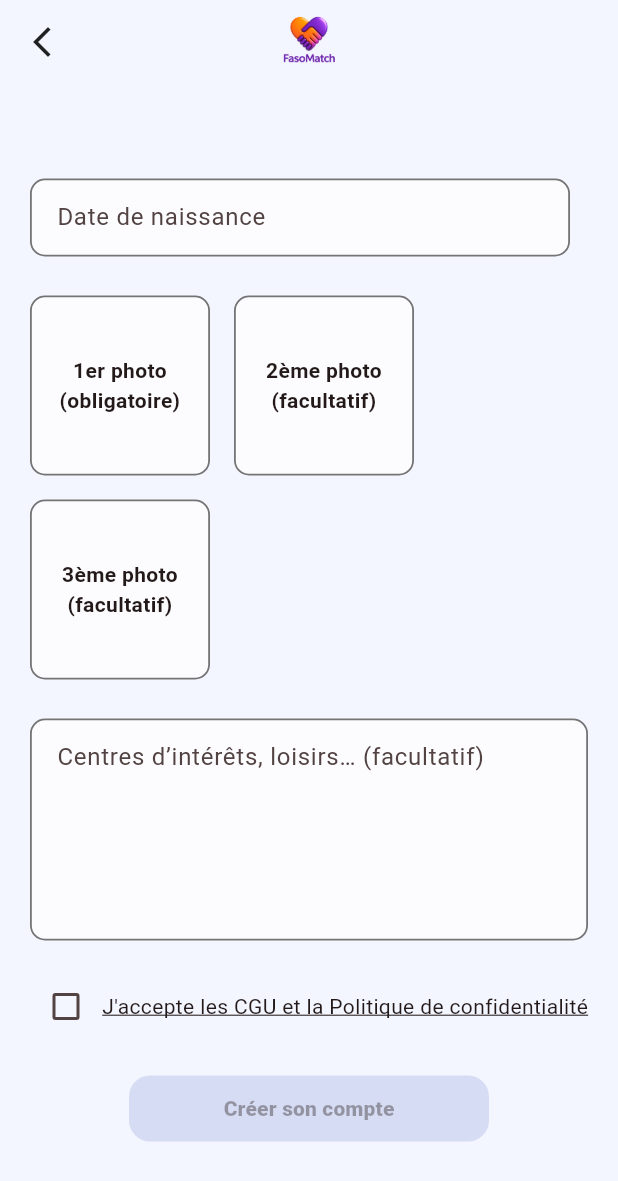
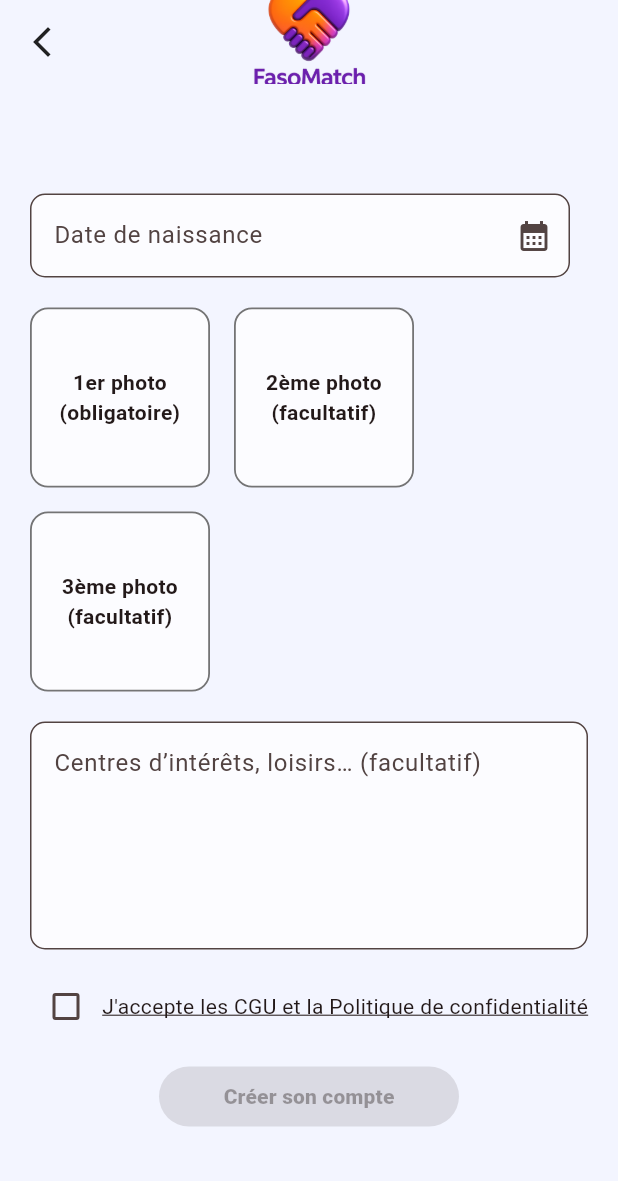
Before and after one commit to emnKABORE/fasomatch, a Flutter app: the SignupStep2Screen screen opened directly with empty values, on a phone screen of 412 x 824 dp. Shown: the top 1181 px of the screen. Run offline on Flutter 3.47's test engine with Material 3 defaults, Android fonts, the light colour scheme and no system bars; our stand-ins replace image_picker, intl_phone_field, local_auth, supabase_flutter; accounts and stored records are empty.

Commit message:
UI signup step1: boutons arrondis + phone flag + validation

```diff
--- a/lib/signup_step2_screen.dart
+++ b/lib/signup_step2_screen.dart
@@ -6,6 +6,12 @@ import 'package:image_picker/image_picker.dart';
 import 'package:supabase_flutter/supabase_flutter.dart';
 
 import 'signup_draft.dart';
+import 'ui/app_colors.dart';
+import 'ui/app_logo.dart';
+import 'ui/primary_button.dart';
+import 'ui/birthdate_picker_field.dart';
+
+// (tu l'as déjà normalement)
 import 'ui/faso_loading_overlay.dart';
 
 class SignupStep2Screen extends StatefulWidget {
@@ -29,7 +35,6 @@ class _SignupStep2ScreenState extends State<SignupStep2Screen> {
   Timer? _verifyTimer;
   int _verifyTicks = 0;
 
-  late final TextEditingController _birthCtrl;
   late final TextEditingController _bioCtrl;
 
   XFile? _photo1;
@@ -39,25 +44,14 @@ class _SignupStep2ScreenState extends State<SignupStep2Screen> {
   @override
   void initState() {
     super.initState();
-    _birthCtrl = TextEditingController(
-      text: _formatBirthdate(widget.draft.birthdate),
-    );
     _bioCtrl = TextEditingController(text: widget.draft.bio);
   }
 
   @override
   void dispose() {
     _verifyTimer?.cancel();
-    _birthCtrl.dispose();
     _bioCtrl.dispose();
     super.dispose();
-  }
-
-  String _formatBirthdate(DateTime? d) {
-    if (d == null) return "";
-    return "${d.day.toString().padLeft(2, '0')}/"
-        "${d.month.toString().padLeft(2, '0')}/"
-        "${d.year}";
   }
 
   int _ageFrom(DateTime date) {
@@ -72,41 +66,6 @@ class _SignupStep2ScreenState extends State<SignupStep2Screen> {
   void _show(String msg) {
     if (!mounted) return;
     ScaffoldMessenger.of(context).showSnackBar(SnackBar(content: Text(msg)));
-  }
-
-  InputDecoration _deco(String hint) => InputDecoration(
-    hintText: hint,
-    filled: true,
-    fillColor: Colors.white.withOpacity(0.75),
-    contentPadding: const EdgeInsets.symmetric(horizontal: 14, vertical: 14),
-    border: OutlineInputBorder(
-      borderRadius: BorderRadius.circular(10),
-      borderSide: const BorderSide(color: Colors.black54, width: 1.2),
-    ),
-    enabledBorder: OutlineInputBorder(
-      borderRadius: BorderRadius.circular(10),
-      borderSide: const BorderSide(color: Colors.black54, width: 1.2),
-    ),
-  );
-
-  Future<void> _pickBirthdate() async {
-    final now = DateTime.now();
-    final picked = await showDatePicker(
-      context: context,
-      initialDate: DateTime(now.year - 20, 1, 1),
-      firstDate: DateTime(1900),
-      lastDate: now,
-    );
-
-    if (picked == null) return;
-
-    setState(() {
-      widget.draft.birthdate = picked;
-      _birthCtrl.text = _formatBirthdate(picked);
-    });
-
-    final age = _ageFrom(picked);
-    if (age < 18) _show("⛔ Tu dois avoir 18 ans minimum.");
   }
 
   Future<void> _pickImage(int index) async {
@@ -149,13 +108,14 @@ class _SignupStep2ScreenState extends State<SignupStep2Screen> {
       fileOptions: const FileOptions(upsert: true),
     );
 
-    return supabase.storage.from('profile-photos').getPublicUrl(path);
+    final publicUrl = supabase.storage.from('profile-photos').getPublicUrl(path);
+    return publicUrl;
   }
 
   Future<void> _createAccountAndProfile() async {
     final d = widget.draft;
+    final receivedUserId = widget.userId;
 
-    final receivedUserId = widget.userId;
     if (receivedUserId == null) {
       _show("Erreur utilisateur. Recommence l'inscription.");
       return;
@@ -229,7 +189,7 @@ class _SignupStep2ScreenState extends State<SignupStep2Screen> {
       });
 
       _show("✅ Profil enregistré !");
-      // TODO: Navigator.pushReplacement(...)
+      // TODO: Navigator push home
 
     } on PostgrestException catch (e) {
       _show("❌ DB error: ${e.message}");
@@ -248,11 +208,9 @@ class _SignupStep2ScreenState extends State<SignupStep2Screen> {
 
     _verifyTimer = Timer.periodic(const Duration(seconds: 2), (t) async {
       _verifyTicks++;
-
       if (_verifyTicks == 5 && mounted) {
         _show("ℹ️ Si confirmation email activée, confirme puis reconnecte-toi.");
       }
-
       if (_verifyTicks >= 15) t.cancel();
     });
   }
@@ -264,16 +222,16 @@ class _SignupStep2ScreenState extends State<SignupStep2Screen> {
     return FasoLoadingOverlay(
       isLoading: isLoading,
       child: Scaffold(
-        backgroundColor: const Color(0xFFF3F5FF),
+        backgroundColor: AppColors.bg,
         appBar: AppBar(
-          backgroundColor: const Color(0xFFF3F5FF),
+          backgroundColor: AppColors.bg,
           elevation: 0,
+          centerTitle: true,
+          title: const AppLogo(size: 100), // ✅ logo harmonisé
           leading: IconButton(
             icon: const Icon(Icons.arrow_back_ios_new, color: Colors.black87),
             onPressed: isLoading ? null : () => Navigator.pop(context),
           ),
-          centerTitle: true,
-          title: Image.asset('assets/images/logo.png', width: 46),
         ),
         body: Center(
           child: ConstrainedBox(
@@ -283,16 +241,22 @@ class _SignupStep2ScreenState extends State<SignupStep2Screen> {
               child: Column(
                 crossAxisAlignment: CrossAxisAlignment.start,
                 children: [
+                  // ✅ Date simple moderne
                   SizedBox(
                     width: 360,
-                    child: TextFormField(
-                      controller: _birthCtrl,
-                      readOnly: true,
-                      decoration: _deco("Date de naissance"),
-                      onTap: isLoading ? null : _pickBirthdate,
+                    child: BirthdatePickerField(
+                      value: d.birthdate,
+                      enabled: !isLoading,
+                      onChanged: (picked) {
+                        setState(() => d.birthdate = picked);
+                        if (picked != null && _ageFrom(picked) < 18) {
+                          _show("⛔ Tu dois avoir 18 ans minimum.");
+                        }
+                      },
                     ),
                   ),
-                  const SizedBox(height: 26),
+
+                  const SizedBox(height: 20),
 
                   Wrap(
                     spacing: 16,
@@ -316,7 +280,7 @@ class _SignupStep2ScreenState extends State<SignupStep2Screen> {
                     ],
                   ),
 
-                  const SizedBox(height: 26),
+                  const SizedBox(height: 20),
 
                   SizedBox(
                     width: 520,
@@ -324,12 +288,17 @@ class _SignupStep2ScreenState extends State<SignupStep2Screen> {
                       controller: _bioCtrl,
                       minLines: 5,
                       maxLines: 8,
-                      decoration: _deco("Centres d’intérêts, loisirs… (facultatif)"),
+                      decoration: InputDecoration(
+                        hintText: "Centres d’intérêts, loisirs… (facultatif)",
+                        filled: true,
+                        fillColor: Colors.white.withOpacity(0.75),
+                        border: OutlineInputBorder(borderRadius: BorderRadius.circular(10)),
+                      ),
                       enabled: !isLoading,
                     ),
                   ),
 
-                  const SizedBox(height: 20),
+                  const SizedBox(height: 14),
 
                   Row(
                     children: [
@@ -348,34 +317,16 @@ class _SignupStep2ScreenState extends State<SignupStep2Screen> {
                     ],
                   ),
 
-                  const SizedBox(height: 22),
+                  const SizedBox(height: 16),
 
+                  // ✅ Bouton capsule bleu / gris
                   Center(
-                    child: SizedBox(
-                      width: 240,
-                      height: 44,
-                      child: ElevatedButton(
-                        onPressed: _canSubmit ? _createAccountAndProfile : null,
-                        style: ElevatedButton.styleFrom(
-                          backgroundColor: const Color(0xFFBFC7EA),
-                          foregroundColor: Colors.white,
-                          disabledBackgroundColor:
-                          const Color(0xFFBFC7EA).withOpacity(0.55),
-                          shape: RoundedRectangleBorder(
-                            borderRadius: BorderRadius.circular(14),
-                          ),
-                        ),
-                        child: isLoading
-                            ? const SizedBox(
-                          width: 22,
-                          height: 22,
-                          child: CircularProgressIndicator(strokeWidth: 2),
-                        )
-                            : const Text(
-                          "Créer son compte",
-                          style: TextStyle(fontWeight: FontWeight.w900),
-                        ),
-                      ),
+                    child: PrimaryButton(
+                      text: "Créer son compte",
+                      width: 200,
+                      height: 40,
+                      loading: isLoading,
+                      onPressed: _canSubmit ? _createAccountAndProfile : null,
                     ),
                   ),
                 ],
@@ -400,7 +351,7 @@ class _SignupStep2ScreenState extends State<SignupStep2Screen> {
         alignment: Alignment.center,
         decoration: BoxDecoration(
           border: Border.all(color: Colors.black54, width: 1.2),
-          borderRadius: BorderRadius.circular(10),
+          borderRadius: BorderRadius.circular(12),
           color: Colors.white.withOpacity(0.75),
         ),
         child: Text(
--- /dev/null
+++ b/lib/ui/app_colors.dart
@@ -0,0 +1,7 @@
+import 'package:flutter/material.dart';
+
+class AppColors {
+  static const Color primaryBlue = Color(0xFF1E2DFF);
+  static const Color disabledGrey = Color(0xFFBDBDBD);
+  static const Color bg = Color(0xFFF3F5FF);
+}
--- /dev/null
+++ b/lib/ui/app_logo.dart
@@ -0,0 +1,16 @@
+import 'package:flutter/material.dart';
+
+class AppLogo extends StatelessWidget {
+  final double size;
+  const AppLogo({super.key, this.size = 100});
+
+  @override
+  Widget build(BuildContext context) {
+    return Image.asset(
+      'assets/images/logo.png',
+      width: size,
+      height: size,
+      fit: BoxFit.contain,
+    );
+  }
+}
--- /dev/null
+++ b/lib/ui/birthdate_picker_field.dart
@@ -0,0 +1,145 @@
+import 'package:flutter/material.dart';
+import 'primary_button.dart';
+
+class BirthdatePickerField extends StatefulWidget {
+  final DateTime? value;
+  final ValueChanged<DateTime?> onChanged;
+  final bool enabled;
+
+  const BirthdatePickerField({
+    super.key,
+    required this.value,
+    required this.onChanged,
+    this.enabled = true,
+  });
+
+  @override
+  State<BirthdatePickerField> createState() => _BirthdatePickerFieldState();
+}
+
+class _BirthdatePickerFieldState extends State<BirthdatePickerField> {
+  String _format(DateTime? d) {
+    if (d == null) return "";
+    final dd = d.day.toString().padLeft(2, '0');
+    final mm = d.month.toString().padLeft(2, '0');
+    return "$dd/$mm/${d.year}";
+  }
+
+  Future<void> _openPicker() async {
+    if (!widget.enabled) return;
+
+    final now = DateTime.now();
+    final init = widget.value ?? DateTime(now.year - 20, 1, 1);
+
+    int selectedDay = init.day;
+    int selectedMonth = init.month;
+    int selectedYear = init.year;
+
+    final years = List.generate(100, (i) => now.year - i); // 100 années
+    final months = List.generate(12, (i) => i + 1);
+
+    int daysInMonth(int y, int m) {
+      final firstNext = (m == 12) ? DateTime(y + 1, 1, 1) : DateTime(y, m + 1, 1);
+      return firstNext.subtract(const Duration(days: 1)).day;
+    }
+
+    await showModalBottomSheet(
+      context: context,
+      isScrollControlled: true,
+      showDragHandle: true,
+      builder: (_) {
+        return StatefulBuilder(
+          builder: (context, setSheet) {
+            final maxDays = daysInMonth(selectedYear, selectedMonth);
+            final days = List.generate(maxDays, (i) => i + 1);
+            if (selectedDay > maxDays) selectedDay = maxDays;
+
+            return Padding(
+              padding: EdgeInsets.only(
+                left: 16,
+                right: 16,
+                top: 10,
+                bottom: 16 + MediaQuery.of(context).viewInsets.bottom,
+              ),
+              child: Column(
+                mainAxisSize: MainAxisSize.min,
+                children: [
+                  const Text(
+                    "Date de naissance",
+                    style: TextStyle(fontWeight: FontWeight.w800, fontSize: 16),
+                  ),
+                  const SizedBox(height: 14),
+                  Row(
+                    children: [
+                      Expanded(
+                        child: DropdownButtonFormField<int>(
+                          value: selectedDay,
+                          items: days
+                              .map((d) => DropdownMenuItem(value: d, child: Text(d.toString())))
+                              .toList(),
+                          onChanged: (v) => setSheet(() => selectedDay = v ?? selectedDay),
+                          decoration: const InputDecoration(labelText: "Jour"),
+                        ),
+                      ),
+                      const SizedBox(width: 10),
+                      Expanded(
+                        child: DropdownButtonFormField<int>(
+                          value: selectedMonth,
+                          items: months
+                              .map((m) => DropdownMenuItem(value: m, child: Text(m.toString())))
+                              .toList(),
+                          onChanged: (v) => setSheet(() => selectedMonth = v ?? selectedMonth),
+                          decoration: const InputDecoration(labelText: "Mois"),
+                        ),
+                      ),
+                      const SizedBox(width: 10),
+                      Expanded(
+                        child: DropdownButtonFormField<int>(
+                          value: selectedYear,
+                          items: years
+                              .map((y) => DropdownMenuItem(value: y, child: Text(y.toString())))
+                              .toList(),
+                          onChanged: (v) => setSheet(() => selectedYear = v ?? selectedYear),
+                          decoration: const InputDecoration(labelText: "Année"),
+                        ),
+                      ),
+                    ],
+                  ),
+                  const SizedBox(height: 16),
+                  PrimaryButton(
+                    text: "OK",
+                    width: double.infinity,
+                    onPressed: () {
+                      final picked = DateTime(selectedYear, selectedMonth, selectedDay);
+                      widget.onChanged(picked);
+                      Navigator.pop(context);
+                    },
+                  ),
+                  const SizedBox(height: 10),
+                ],
+              ),
+            );
+          },
+        );
+      },
+    );
+  }
+
+  @override
+  Widget build(BuildContext context) {
+    return TextFormField(
+      readOnly: true,
+      enabled: widget.enabled,
+      onTap: _openPicker,
+      decoration: InputDecoration(
+        labelText: "Date de naissance",
+        hintText: "JJ/MM/AAAA",
+        suffixIcon: const Icon(Icons.calendar_month),
+        filled: true,
+        fillColor: Colors.white.withOpacity(0.75),
+        border: OutlineInputBorder(borderRadius: BorderRadius.circular(10)),
+      ),
+      controller: TextEditingController(text: _format(widget.value)),
+    );
+  }
+}
--- /dev/null
+++ b/lib/ui/primary_button.dart
@@ -0,0 +1,50 @@
+import 'package:flutter/material.dart';
+import 'app_colors.dart';
+
+class PrimaryButton extends StatelessWidget {
+  final String text;
+  final VoidCallback? onPressed;
+  final double width;
+  final double height;
+  final bool loading;
+
+  const PrimaryButton({
+    super.key,
+    required this.text,
+    required this.onPressed,
+    this.width = 170,
+    this.height = 40,
+    this.loading = false,
+  });
+
+  @override
+  Widget build(BuildContext context) {
+    final enabled = onPressed != null && !loading;
+
+    return SizedBox(
+      width: width,
+      height: height,
+      child: ElevatedButton(
+        style: ElevatedButton.styleFrom(
+          backgroundColor: enabled ? AppColors.primaryBlue : AppColors.disabledGrey,
+          foregroundColor: Colors.white,
+          elevation: 0,
+          shape: RoundedRectangleBorder(
+            borderRadius: BorderRadius.circular(40), // capsule
+          ),
+        ),
+        onPressed: enabled ? onPressed : null,
+        child: loading
+            ? const SizedBox(
+          width: 18,
+          height: 18,
+          child: CircularProgressIndicator(strokeWidth: 2),
+        )
+            : Text(
+          text,
+          style: const TextStyle(fontWeight: FontWeight.w800),
+        ),
+      ),
+    );
+  }
+}
```
Also changed, not shown: lib/signup_step1_screen.dart (+27 -69 lines).
